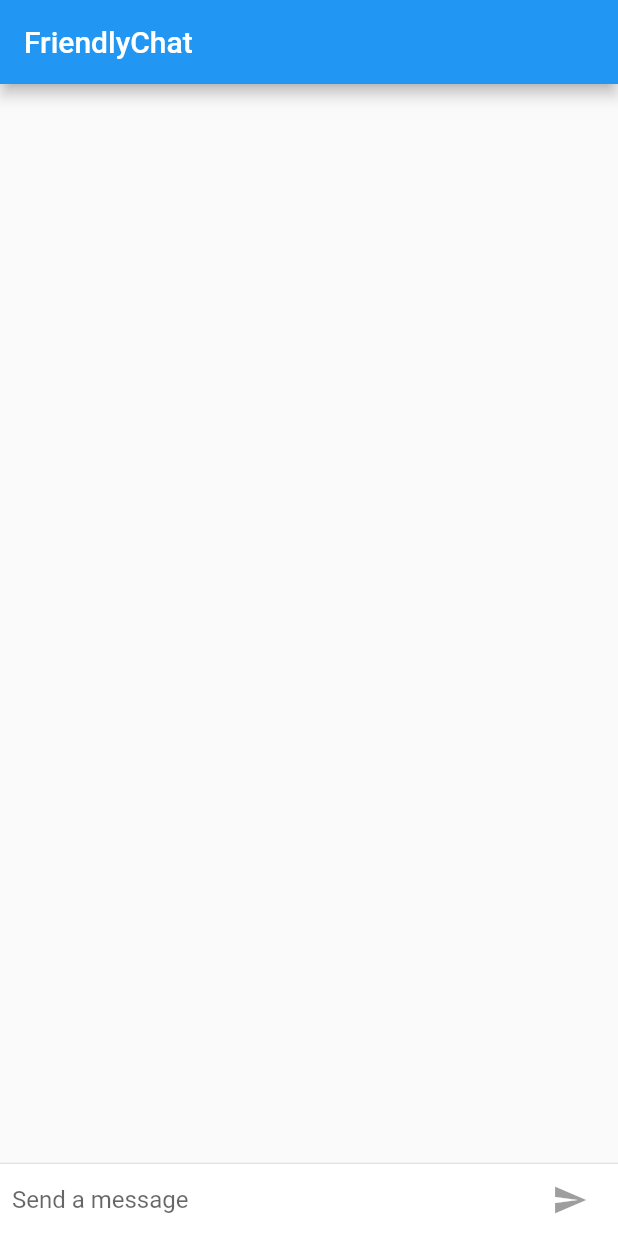
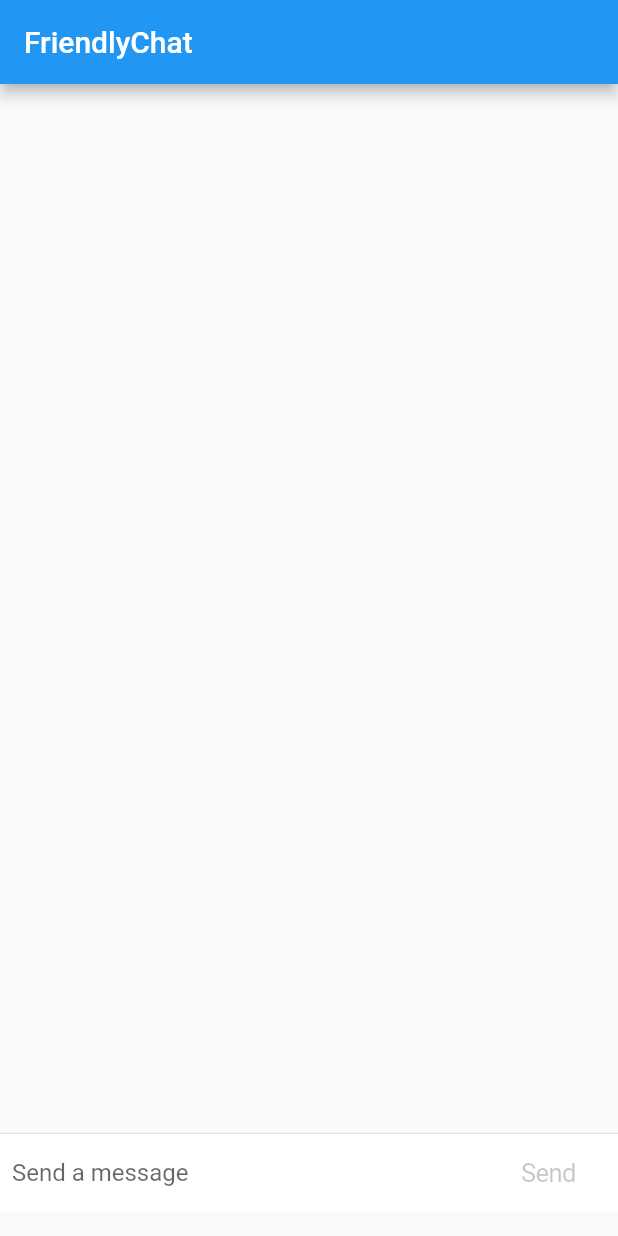
Before and after one commit to bsscco/build-beautiful-ui-with-flutter, a Flutter app: the screen it shows after launch, on a phone screen of 412 x 824 dp. Run offline on Flutter 3.47's test engine with Material 2 defaults, Android fonts, the phone set to English and light mode, and no system bars.

Commit message:
Reformat codes.

```diff
--- a/lib/main.dart
+++ b/lib/main.dart
@@ -1,3 +1,4 @@
+import 'package:flutter/cupertino.dart';
 import 'package:flutter/material.dart';
 
 void main() {
@@ -7,10 +8,8 @@ void main() {
 class FriendlyChat extends StatelessWidget {
   @override
   Widget build(BuildContext context) {
-    return MaterialApp( // 자식 위젯들에 material theme가 적용되게 한다.
-      title: 'FriendlyChat',
-      home: ChatScreen(),
-    );
+    // MaterialApp : 자식 위젯들에 material theme가 적용되게 한다.
+    return MaterialApp(title: 'FriendlyChat', home: ChatScreen());
   }
 }
 
@@ -26,10 +25,10 @@ class ChatScreenState extends State<ChatScreen> with TickerProviderStateMixin {
 
   @override
   Widget build(BuildContext context) {
+    // Scaffold : 머터리얼 디자인에서 기본 화면요소로 쓰이는 위젯
     return Scaffold(
         appBar: AppBar(title: Text('FriendlyChat')),
         body: Column(
-          //modified
           children: <Widget>[
             Flexible(
               child: ListView.builder(
@@ -41,6 +40,7 @@ class ChatScreenState extends State<ChatScreen> with TickerProviderStateMixin {
             ),
             Divider(height: 1.0),
             Container(
+              margin: const EdgeInsets.only(bottom: 16.0),
               decoration: BoxDecoration(color: Theme.of(context).cardColor),
               child: _buildTextComposer(),
             ),
@@ -58,21 +58,14 @@ class ChatScreenState extends State<ChatScreen> with TickerProviderStateMixin {
             Flexible(
               child: TextField(
                 controller: _textController,
-                onChanged: (String text) {
-                  setState(() => _isComposing = text.length > 0);
-                },
+                onChanged: (text) => setState(() => _isComposing = text.length > 0),
                 onSubmitted: _handleSubmitted,
-                decoration:
-                    InputDecoration.collapsed(hintText: "Send a message"),
+                decoration: InputDecoration.collapsed(hintText: "Send a message"),
               ),
             ),
-            Container(
-              child: IconButton(
-                icon: Icon(Icons.send),
-                onPressed: _isComposing
-                    ? () => _handleSubmitted(_textController.text)
-                    : null,
-              ),
+            CupertinoButton(
+              child: new Text("Send"),
+              onPressed: _isComposing ? () => _handleSubmitted(_textController.text) : null,
             ),
           ],
         ),
@@ -86,7 +79,7 @@ class ChatScreenState extends State<ChatScreen> with TickerProviderStateMixin {
     ChatMessage message = ChatMessage(
       text: text,
       animationController: AnimationController(
-        duration: Duration(milliseconds: 700),
+        duration: Duration(milliseconds: 300),
         vsync: this,
       ),
     );
@@ -113,8 +106,7 @@ class ChatMessage extends StatelessWidget {
   @override
   Widget build(BuildContext context) {
     return SizeTransition(
-      sizeFactor:
-          CurvedAnimation(parent: animationController, curve: Curves.easeOut),
+      sizeFactor: CurvedAnimation(parent: animationController, curve: Curves.easeOut),
       axisAlignment: 0.0,
       child: Container(
         margin: const EdgeInsets.symmetric(vertical: 10.0),
@@ -127,7 +119,8 @@ class ChatMessage extends StatelessWidget {
                 child: Text(_name[0]),
               ),
             ),
-            Column(
+            Expanded(
+              child: Column(
                 crossAxisAlignment: CrossAxisAlignment.start,
                 children: <Widget>[
                   Text(_name, style: Theme.of(context).textTheme.subhead),
@@ -137,6 +130,7 @@ class ChatMessage extends StatelessWidget {
                   ),
                 ],
               ),
+            ),
           ],
         ),
       ),
```
Lines whose indentation alone changed are shown as unchanged.
